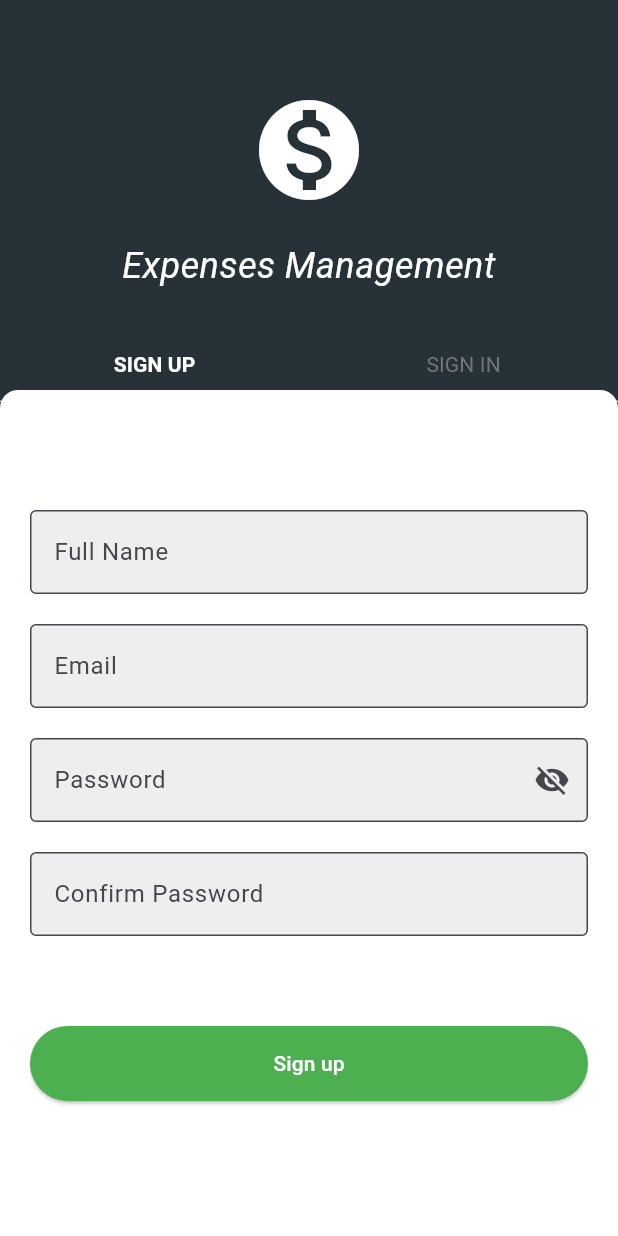
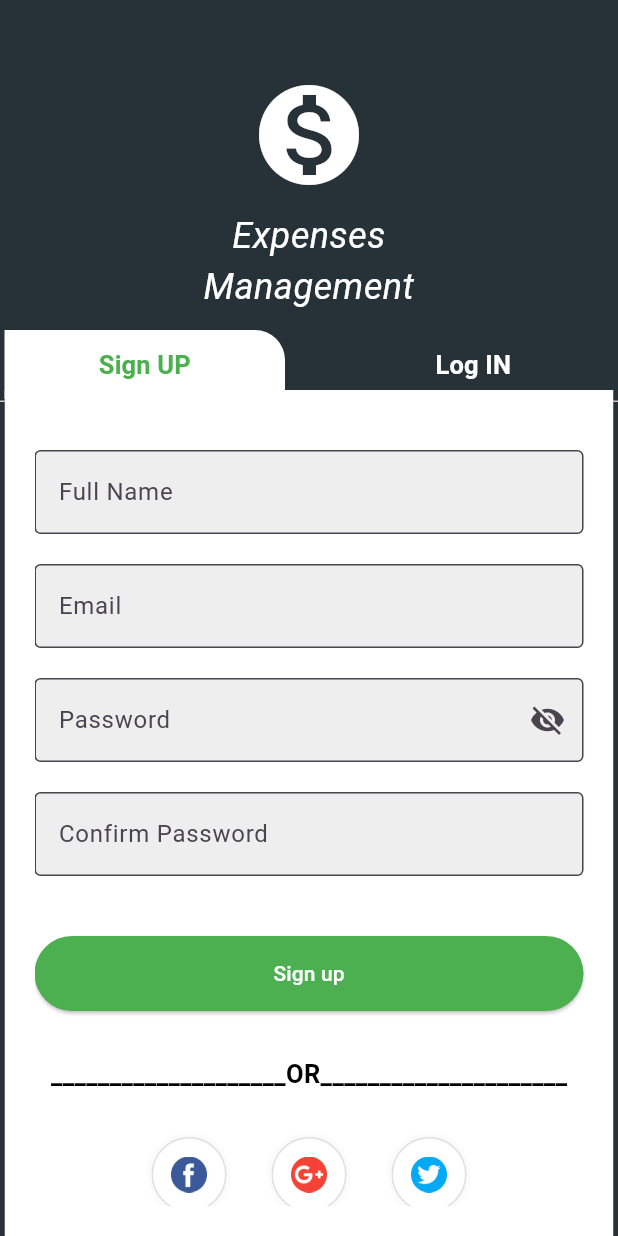
Before and after one commit to HadelBrmo/My-Tasks, a Flutter app: the screen it shows after launch, on a phone screen of 412 x 824 dp. Run offline on Flutter 3.47's test engine with Material 3 defaults, Android fonts, the phone set to English and light mode, and no system bars; our stand-ins replace dartz, dash_chat_2, dio, equatable, flutter_bloc, flutter_map and 7 more.

Commit message:
feat(auth): implement full auth feature with bloc

```diff
--- a/lib/features/auth/presentation/pages/authScreen.dart
+++ b/lib/features/auth/presentation/pages/authScreen.dart
@@ -1,7 +1,7 @@
 import 'package:flutter/material.dart';
 
-import '../../../splash/presentation/widgets/buildSignInForm.dart';
-import '../../../splash/presentation/widgets/buildSignUpForm.dart';
+import '../widgets/buildSignInForm.dart';
+import '../widgets/buildSignUpForm.dart';
 
 class Authscreen extends StatefulWidget {
   const Authscreen({super.key});
@@ -10,25 +10,51 @@ class Authscreen extends StatefulWidget {
   State<Authscreen> createState() => _AuthscreenState();
 }
 
-class _AuthscreenState extends State<Authscreen> {
+class _AuthscreenState extends State<Authscreen> with SingleTickerProviderStateMixin {
+  late TabController _tabController;
+
+  @override
+  void initState() {
+    super.initState();
+    _tabController = TabController(length: 2, vsync: this);
+    _tabController.addListener(() {
+      setState(() {});
+    });
+  }
+
+  @override
+  void dispose() {
+    _tabController.dispose();
+    super.dispose();
+  }
+
   @override
   Widget build(BuildContext context) {
-    return DefaultTabController(
-      length: 2,
-      child: Scaffold(
+    return Scaffold(
       backgroundColor: Colors.blueGrey[900],
       body: Stack(
         children: [
           Positioned(
-              top: 60,
+            top: 50,
             left: 0,
             right: 0,
             child: Column(
               children: [
                 Icon(Icons.monetization_on, size: 80, color: Colors.white),
-                  SizedBox(height: 20),
+                SizedBox(height: 10),
+                Column(
+                  children: [
                     Text(
-                    "Expenses Management",
+                      "Expenses",
+                      textAlign: TextAlign.center,
+                      style: TextStyle(
+                        color: Colors.white,
+                        fontSize: 24,
+                        fontStyle: FontStyle.italic,
+                      ),
+                    ),
+                    Text(
+                      "Management",
                       textAlign: TextAlign.center,
                       style: TextStyle(
                         color: Colors.white,
@@ -38,16 +64,19 @@ class _AuthscreenState extends State<Authscreen> {
                     ),
                   ],
                 ),
+              ],
+            ),
           ),
 
           Positioned(
             top: 220,
-              left: 0,
-              right: 0,
+            left: -13,
+            right: -13,
             child: TabBar(
+              controller: _tabController,
               labelColor: Colors.white,
               unselectedLabelColor: Colors.grey[600],
-
+              indicator: BoxDecoration(),
               labelStyle: TextStyle(
                 fontWeight: FontWeight.bold,
                 fontSize: 14,
@@ -57,8 +86,50 @@ class _AuthscreenState extends State<Authscreen> {
                 fontSize: 14,
               ),
               tabs: [
-                  Tab(text: "SIGN UP"),
-                  Tab(text: "SIGN IN"),
+                Tab(
+                  child: Container(
+                    height: 50,
+                    width: double.infinity,
+                    decoration: BoxDecoration(
+                      color: _tabController.index == 0 ? Colors.white : Colors.transparent,
+                      borderRadius: BorderRadius.only(
+                        topRight: Radius.circular(20),
+                      ),
+                    ),
+                    child: Center(
+                      child: Text(
+                        "Sign UP",
+                        style: TextStyle(
+                          color: _tabController.index == 0 ? Colors.green : Colors.white,
+                          fontSize: 17,
+                          fontWeight: FontWeight.bold,
+                        ),
+                      ),
+                    ),
+                  ),
+                ),
+                Tab(
+                  child: Container(
+                    height: 50,
+                    width: double.infinity,
+                    decoration: BoxDecoration(
+                      color: _tabController.index == 1 ? Colors.white : Colors.transparent,
+                      borderRadius: BorderRadius.only(
+                        topLeft: Radius.circular(20),
+                      ),
+                    ),
+                    child: Center(
+                      child: Text(
+                        "Log IN",
+                        style: TextStyle(
+                          color: _tabController.index == 1 ? Colors.green : Colors.white,
+                          fontSize: 17,
+                          fontWeight: FontWeight.bold,
+                        ),
+                      ),
+                    ),
+                  ),
+                ),
               ],
             ),
           ),
@@ -66,22 +137,21 @@ class _AuthscreenState extends State<Authscreen> {
           Positioned(
             top: 260,
             bottom: 0,
-              left: 0,
-              right: 0,
+            left: 3,
+            right: 3,
+            child: ClipPath(
+              clipper: _AuthClipper(tabIndex: _tabController.index),
               child: Container(
                 padding: EdgeInsets.all(20),
                 decoration: BoxDecoration(
                   color: Colors.white,
-                  borderRadius: BorderRadius.only(
-                    topRight: Radius.circular(12),
-                    topLeft: Radius.circular(12),
-                  ),
                 ),
                 child: Column(
                   children: [
                     SizedBox(height: 20),
                     Expanded(
                       child: TabBarView(
+                        controller: _tabController,
                         children: [
                           buildSignUpForm(context),
                           buildSignInForm(context),
@@ -92,9 +162,50 @@ class _AuthscreenState extends State<Authscreen> {
                 ),
               ),
             ),
+          ),
         ],
-        ),
       ),
     );
   }
 }
+
+class _AuthClipper extends CustomClipper<Path> {
+  final int tabIndex;
+
+  _AuthClipper({required this.tabIndex});
+
+  @override
+  Path getClip(Size size) {
+    final path = Path();
+    final double notchWidth = 60;
+    final double notchHeight = 20;
+
+    double notchCenterX;
+    if (tabIndex == 0) {
+
+      notchCenterX = size.width * 0.3;
+    } else {
+      notchCenterX = size.width * 0.7;
+    }
+
+    print("tabIndex: $tabIndex, notchCenterX: $notchCenterX");
+
+    path.lineTo(notchCenterX - notchWidth / 2, 0);
+    path.lineTo(notchCenterX, -notchHeight);
+    path.lineTo(notchCenterX + notchWidth / 2, 0);
+    path.lineTo(size.width, 0);
+    path.lineTo(size.width, size.height);
+    path.lineTo(0, size.height);
+    path.close();
+
+    return path;
+  }
+
+  @override
+  bool shouldReclip(covariant CustomClipper<Path> oldClipper) {
+    if (oldClipper is _AuthClipper) {
+      return oldClipper.tabIndex != tabIndex;
+    }
+    return true;
+  }
+}
--- a/lib/features/splash/presentation/widgets/buildSignUpForm.dart
+++ b/lib/features/auth/presentation/widgets/buildSignUpForm.dart
@@ -1,14 +1,16 @@
 import 'package:flutter/cupertino.dart';
 import 'package:flutter/material.dart';
 import 'package:mytasks/features/products/presentation/pages/products_screen.dart';
+
+import 'buildSocialIconFromAsset.dart';
 
 Widget buildSignUpForm(BuildContext context){
   return SingleChildScrollView(
     child: Column(
       children: [
-        SizedBox(height: 40),
+
         TextField(decoration: InputDecoration(
-          fillColor: Colors.grey[200],
+            fillColor: Colors.grey[200],
             filled: true,
             border: OutlineInputBorder(),
             labelText: "Full Name")),
@@ -30,7 +32,7 @@ Widget buildSignUpForm(BuildContext context){
             filled: true,
             border: OutlineInputBorder(),
             labelText: "Confirm Password")),
-        SizedBox(height: 60),
+        SizedBox(height: 40),
         ElevatedButton(
             style: ElevatedButton.styleFrom(backgroundColor: Colors.green, minimumSize: Size(double.infinity, 50)),
             onPressed: () {
@@ -41,6 +43,60 @@ Widget buildSignUpForm(BuildContext context){
             },
             child: Text("Sign up", style: TextStyle(color: Colors.white))
         ),
+        SizedBox(height: 30),
+        Text(
+          "____________________OR_____________________",
+          style: TextStyle(color: Colors.black, fontSize: 17,fontWeight: FontWeight.bold,),
+        ),
+        SizedBox(height: 30),
+        Row(
+          mainAxisAlignment: MainAxisAlignment.center,
+          children: [
+            buildSocialIconFromAsset(
+              assetPath: 'assets/icons/facebook.png',
+              onTap: () {
+              },
+            ),
+            SizedBox(width: 30),
+
+            buildSocialIconFromAsset(
+              assetPath: 'assets/icons/google-plus.png',
+              onTap: () {
+              },
+            ),
+
+            SizedBox(width: 30),
+            buildSocialIconFromAsset(
+              assetPath: 'assets/icons/twitter.png',
+              onTap: () {
+              },
+            ),
+          ],
+        ),
+
+        SizedBox(height: 40),
+        Row(
+          mainAxisAlignment: MainAxisAlignment.center,
+          children: [
+            Text(
+              "Already have an account? ",
+              style: TextStyle(color: Colors.grey[600]),
+            ),
+            GestureDetector(
+              onTap: () {
+              },
+              child: Text(
+                "Sign In",
+                style: TextStyle(
+                  color: Colors.green,
+                  fontWeight: FontWeight.bold,
+                ),
+              ),
+            ),
+          ],
+        ),
+
+        SizedBox(height: 20),
       ],
     ),
   );
--- /dev/null
+++ b/lib/features/auth/presentation/widgets/buildSocialIconFromAsset.dart
@@ -0,0 +1,39 @@
+import 'package:flutter/cupertino.dart';
+import 'package:flutter/material.dart';
+
+Widget buildSocialIconFromAsset({
+  required String assetPath,
+  required VoidCallback onTap,
+}) {
+  return GestureDetector(
+    onTap: onTap,
+    child: Container(
+      width: 50,
+      height: 50,
+      decoration: BoxDecoration(
+        color: Colors.white,
+        shape: BoxShape.circle,
+        border: Border.all(
+          color: Colors.grey[300]!,
+          width: 1,
+        ),
+        boxShadow: [
+          BoxShadow(
+            color: Colors.grey.withOpacity(0.1),
+            spreadRadius: 1,
+            blurRadius: 3,
+          ),
+        ],
+      ),
+      child: ClipOval(
+        child: Padding(
+          padding: EdgeInsets.all(12),
+          child: Image.asset(
+            assetPath,
+            fit: BoxFit.contain,
+          ),
+        ),
+      ),
+    ),
+  );
+}
--- a/pubspec.yaml
+++ b/pubspec.yaml
@@ -75,3 +75,4 @@ flutter:
   assets:
     - assets/animations/
     - assets/images/
+    - assets/icons/
```
Also changed, not shown: assets/icons/facebook.png (added), assets/icons/google-plus.png (added), assets/icons/twitter.png (added), lib/features/auth/presentation/widgets/buildSignInForm.dart (renamed from lib/features/splash/presentation/widgets/buildSignInForm.dart), 1 other file. Lines whose indentation alone changed are shown as unchanged.
